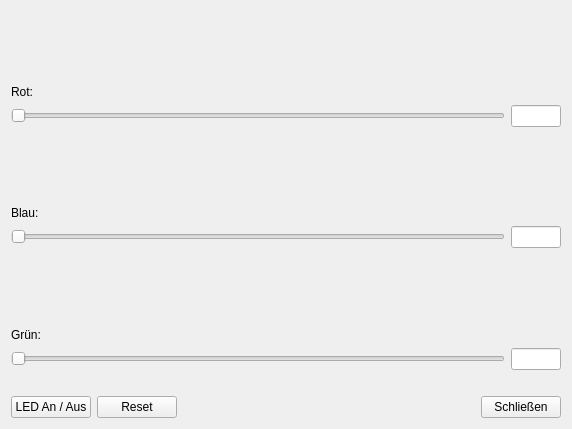
Before: the Qt Designer form Code/QT/LEDControlGUI/ledcontrol.ui in TUBSAPISS2019/API-Materialien, drawn with Qt 5.
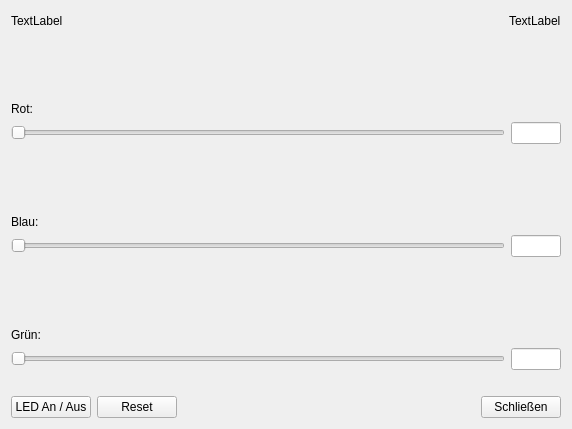
After: the same form once the commit is applied.

```diff
--- a/Code/QT/LEDControlGUI/ledcontrol.ui
+++ b/Code/QT/LEDControlGUI/ledcontrol.ui
@@ -13,7 +13,38 @@
   <property name="windowTitle">
    <string>LEDControl</string>
   </property>
-  <layout class="QVBoxLayout" name="verticalLayout" stretch="1,0">
+  <layout class="QVBoxLayout" name="verticalLayout" stretch="0,1,0">
+   <item>
+    <layout class="QHBoxLayout" name="horizontalLayout_2">
+     <item>
+      <widget class="QLabel" name="lbl_cntSent">
+       <property name="text">
+        <string>TextLabel</string>
+       </property>
+      </widget>
+     </item>
+     <item>
+      <spacer name="horizontalSpacer_2">
+       <property name="orientation">
+        <enum>Qt::Horizontal</enum>
+       </property>
+       <property name="sizeHint" stdset="0">
+        <size>
+         <width>40</width>
+         <height>20</height>
+        </size>
+       </property>
+      </spacer>
+     </item>
+     <item>
+      <widget class="QLabel" name="lbl_cntReceived">
+       <property name="text">
+        <string>TextLabel</string>
+       </property>
+      </widget>
+     </item>
+    </layout>
+   </item>
    <item>
     <layout class="QGridLayout" name="gridLayout">
      <item row="5" column="0">
```
